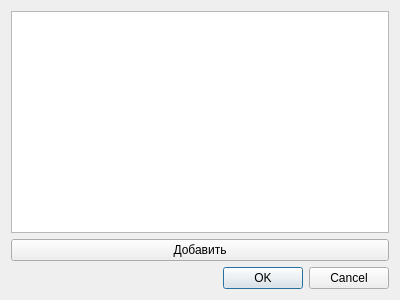
Qt form bookkeeper/view/Category.ui (sliv2001/bookkeeper) before a commit.
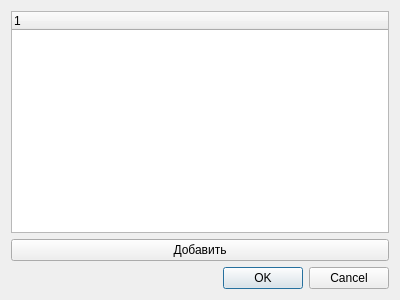
The same form after that commit.

Commit message: [dev_step3] Replaced list with tree

What changed in the file:
```diff
--- a/bookkeeper/view/Category.ui
+++ b/bookkeeper/view/Category.ui
@@ -15,7 +15,13 @@
   </property>
   <layout class="QVBoxLayout" name="verticalLayout">
    <item>
-    <widget class="QListWidget" name="listWidget"/>
+    <widget class="QTreeWidget" name="treeWidget">
+     <column>
+      <property name="text">
+       <string notr="true">1</string>
+      </property>
+     </column>
+    </widget>
    </item>
    <item>
     <widget class="QPushButton" name="pushButton">
```
The commit also changes 1 other file.
